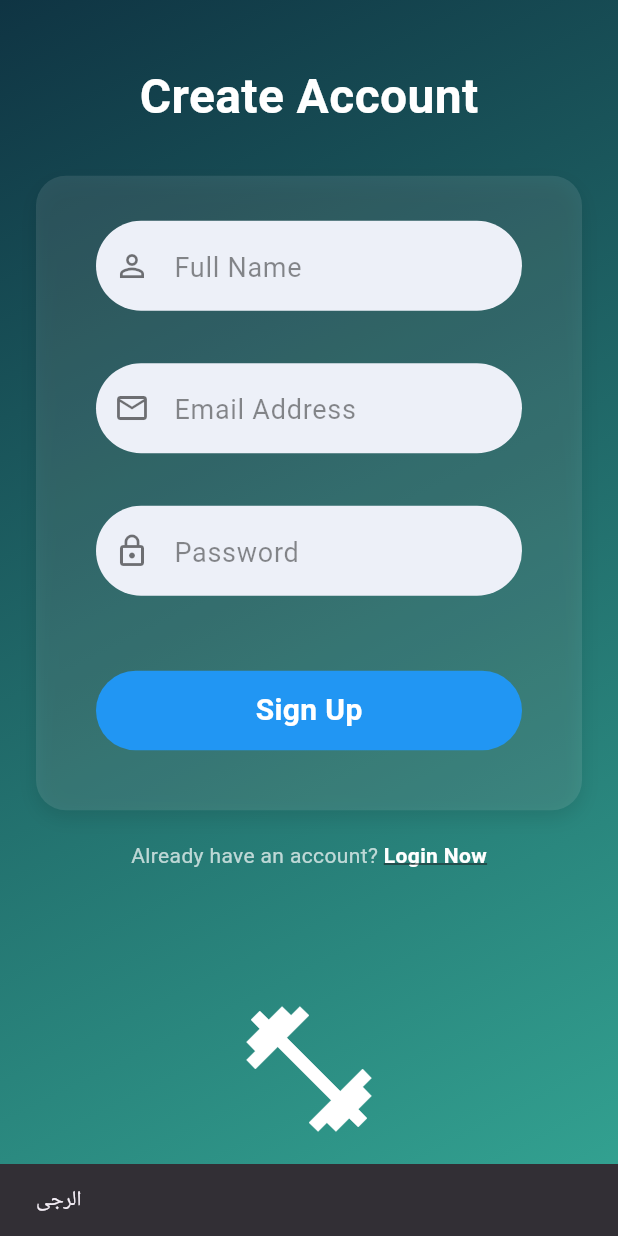
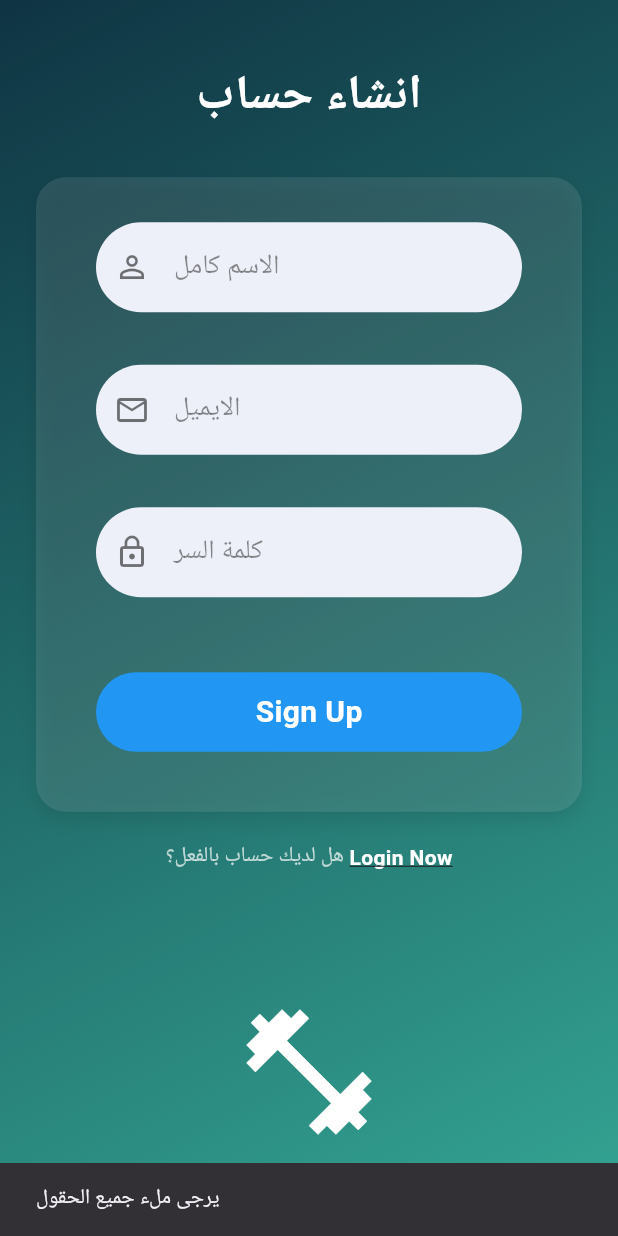
Before and after one commit to Taqi-alshuaibi/fitness-flutter-app, a Flutter app: the SignupScreen screen opened directly, after a tap on "Sign Up", on a phone screen of 412 x 824 dp. Run offline on Flutter 3.47's test engine with Material 3 defaults, Android fonts, the phone set to English and light mode, and no system bars; our stand-ins replace cloud_firestore, firebase_auth, firebase_core, google_maps_flutter, google_sign_in; accounts and stored records are empty.

Commit message:
initial project

```diff
--- a/lib/Login Signup/Screen/login.dart
+++ b/lib/Login Signup/Screen/login.dart
@@ -118,7 +118,7 @@ class _LoginScreenState extends State<LoginScreen> {
                         // Log In Button
                         MyButtons(
                           onTap: _loginUser,
-                          text: "Log In",
+                          text: "تسجيل الدخول",
                           isLoading: _isLoading,
                           gradient: const LinearGradient(
                             colors: [Color(0xFF34A694), Color(0xFF0F3443)],
@@ -141,7 +141,7 @@ class _LoginScreenState extends State<LoginScreen> {
                           MaterialPageRoute(builder: (context) => const SignupScreen()),
                         ),
                         child: const Text(
-                          "Sign Up",
+                          "انشاء حساب",
                           style: TextStyle(
                             color: Colors.white,
                             fontWeight: FontWeight.bold,
--- a/lib/Login Signup/Screen/signup.dart
+++ b/lib/Login Signup/Screen/signup.dart
@@ -31,7 +31,7 @@ class _SignupScreenState extends State<SignupScreen> {
     if (_nameController.text.isEmpty ||
         _emailController.text.isEmpty ||
         _passwordController.text.isEmpty) {
-      showSnackBar(context, 'الرجى');
+      showSnackBar(context, 'يرجى ملء جميع الحقول');
       return;
     }
 
@@ -42,7 +42,7 @@ class _SignupScreenState extends State<SignupScreen> {
       name: _nameController.text,
     );
 
-    if (res == "success") {
+    if (res == "نجاح") {
       Navigator.pushReplacement(
         context,
         MaterialPageRoute(builder: (context) => const HomeScreen()),
@@ -77,7 +77,7 @@ class _SignupScreenState extends State<SignupScreen> {
                 children: [
                   SizedBox(height: size.height * 0.05),
                   const Text(
-                    'Create Account',
+                    'انشاء حساب',
                     style: TextStyle(
                       fontSize: 32,
                       fontWeight: FontWeight.bold,
@@ -105,7 +105,7 @@ class _SignupScreenState extends State<SignupScreen> {
                         TextFieldInput(
                           icon: Icons.person_outline,
                           textEditingController: _nameController,
-                          hintText: 'Full Name',
+                          hintText: 'الاسم كامل',
                           textInputType: TextInputType.name,
                           iconColor: Colors.white70,
                         ),
@@ -114,7 +114,7 @@ class _SignupScreenState extends State<SignupScreen> {
                         TextFieldInput(
                           icon: Icons.email_outlined,
                           textEditingController: _emailController,
-                          hintText: 'Email Address',
+                          hintText: 'الايميل',
                           textInputType: TextInputType.emailAddress,
                           iconColor: Colors.white70,
                         ),
@@ -123,7 +123,7 @@ class _SignupScreenState extends State<SignupScreen> {
                         TextFieldInput(
                           icon: Icons.lock_outline,
                           textEditingController: _passwordController,
-                          hintText: 'Password',
+                          hintText: 'كلمة السر',
                           textInputType: TextInputType.visiblePassword,
                           isPass: true,
                           iconColor: Colors.white70,
@@ -146,7 +146,7 @@ class _SignupScreenState extends State<SignupScreen> {
                     mainAxisAlignment: MainAxisAlignment.center,
                     children: [
                       const Text(
-                        "Already have an account? ",
+                        "هل لديك حساب بالفعل؟ ",
                         style: TextStyle(color: Colors.white70),
                       ),
                       GestureDetector(
@@ -170,7 +170,7 @@ class _SignupScreenState extends State<SignupScreen> {
                   const Icon(Icons.fitness_center, size: 100, color: Colors.white),
                   const SizedBox(height: 20),
                   const Text(
-                    'Start your fitness journey today!',
+                    'ابدأ رحلتك في اللياقة البدنية اليوم',
                     style: TextStyle(
                       fontSize: 18,
                       color: Colors.white70,
--- a/lib/YemenFitnessClubsMap.dart
+++ b/lib/YemenFitnessClubsMap.dart
@@ -73,7 +73,7 @@ class _YemenFitnessClubsMapState extends State<YemenFitnessClubsMap> {
                 TextField(
                   controller: stadiumController,
                   decoration: InputDecoration(
-                    labelText: 'اسم الملعب',
+                    labelText: 'مكان النادي',
                     border: OutlineInputBorder(),
                   ),
                 ),
@@ -152,7 +152,7 @@ class _YemenFitnessClubsMapState extends State<YemenFitnessClubsMap> {
   Widget build(BuildContext context) {
     return Scaffold(
       appBar: AppBar(
-        title: Text('أندية كرة القدم اليمنية'),
+        title: Text('أنديةالياقة البدنية اليمنية'),
         actions: [
           IconButton(
             icon: Icon(Icons.refresh),
```
Also changed, not shown: lib/Login Signup/Services/authentication.dart (+5 -5 lines).
